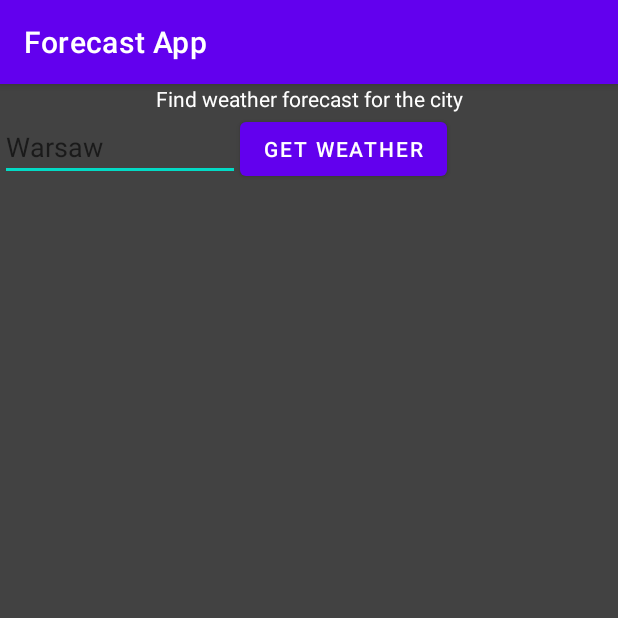
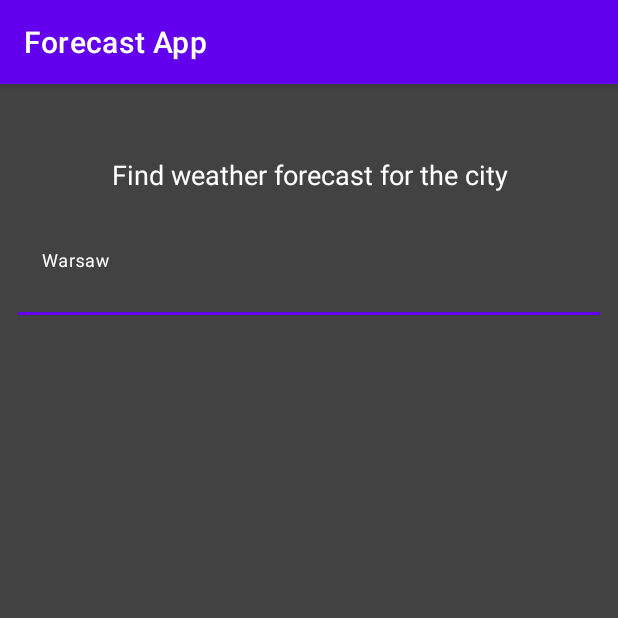
Before and after one commit to Mateusz-Chmielewski/Forecast-App, an Android app: the screen it shows after launch (MainActivity), on a phone screen of 412 x 824 dp, the top half of it. Run offline under Robolectric (Android 15) with nearby library versions, the phone set to English and light mode, and no system bars; 1 statement that could not run was skipped.

Commit message:
Create new Search City component in Main Layout.

```diff
--- a/app/src/main/res/layout/activity_main.xml
+++ b/app/src/main/res/layout/activity_main.xml
@@ -16,32 +16,41 @@
         android:id="@+id/tvCityName"
         android:layout_width="match_parent"
         android:layout_height="wrap_content"
+        android:layout_marginTop="32dp"
+        android:padding="16dp"
         android:text="@string/default_city_name_value"
         android:textAlignment="center"
-        android:textColor="@color/white" />
+        android:textColor="@color/white"
+        android:textSize="18sp" />
 
     <LinearLayout
         android:id="@+id/llSearchArea"
         android:layout_width="match_parent"
         android:layout_height="wrap_content"
-        android:orientation="horizontal"
         android:layout_below="@+id/tvCityName">
 
-        <EditText
-            android:id="@+id/etCity"
-            android:layout_width="160dp"
+        <com.google.android.material.textfield.TextInputLayout
+            android:id="@+id/tilSearchArea"
+            android:layout_width="match_parent"
             android:layout_height="wrap_content"
+            android:layout_margin="8dp"
+            android:background="@android:color/transparent"
             android:hint="@string/city_example"
-            android:inputType="text" />
+            android:padding="4dp"
+            android:textColorHint="@color/white"
+            app:hintTextColor="@color/white">
 
-        <Button
-            android:id="@+id/btnSubmit"
-            android:layout_width="wrap_content"
-            android:layout_height="wrap_content"
-            android:text="@string/get_weather"
-            app:layout_constraintEnd_toEndOf="@+id/etCity"
-            app:layout_constraintStart_toStartOf="@+id/etCity"
-            app:layout_constraintTop_toBottomOf="@+id/etCity" />
+            <com.google.android.material.textfield.TextInputEditText
+                android:id="@+id/tietSearchingCity"
+                android:layout_width="match_parent"
+                android:layout_height="match_parent"
+                android:background="@android:color/transparent"
+                android:inputType="text"
+                android:singleLine="true"
+                android:textSize="14sp"
+                android:textColor="@color/white"/>
+
+        </com.google.android.material.textfield.TextInputLayout>
     </LinearLayout>
 
 
```
